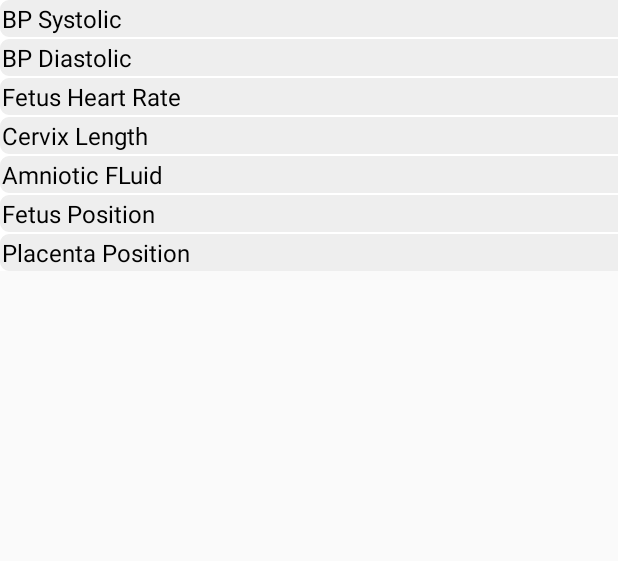
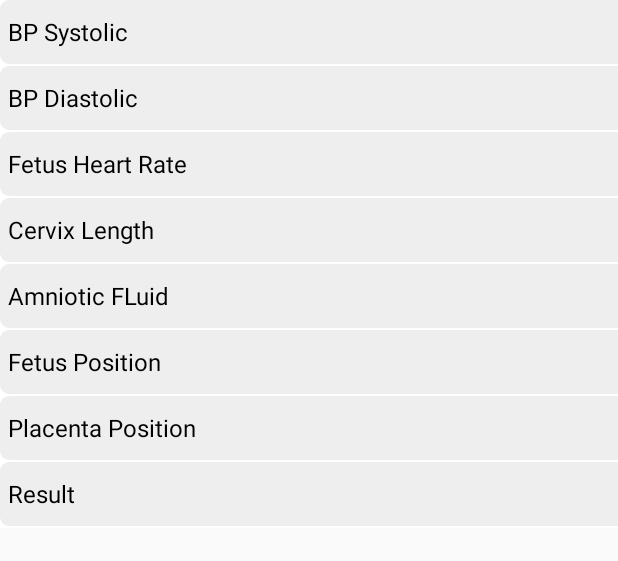
Before and after one commit to laborpredictor/LaborPredictor, an Android app: the layout activity_record_detail.xml on its own in the app's theme, with its tools: preview values and no code run, on a phone screen of 412 x 824 dp. Shown: the top 561 px of the screen. Run offline under Robolectric (Android 15) with nearby library versions, the phone set to English and light mode, and no system bars.

Commit message:
Add files via upload

```diff
--- a/app/src/main/res/layout/activity_record_detail.xml
+++ b/app/src/main/res/layout/activity_record_detail.xml
@@ -16,14 +16,14 @@
         android:layout_width="match_parent"
         android:layout_height="wrap_content">
         <TextView
-            android:layout_gravity="center_vertical"
+            android:gravity="center_vertical"
             android:textColor="#000"
-            android:text="Name"
+            android:text=" Name"
             android:layout_weight="1"
             android:layout_width="0dp"
             android:layout_height="wrap_content" />
         <TextView
-            android:layout_gravity="center_vertical"
+            android:gravity="center_vertical"
             android:textColor="#000"
             android:id="@+id/name"
             android:layout_weight="2"
@@ -39,20 +39,20 @@
         android:layout_height="wrap_content">
         <TextView
             android:textSize="16dp"
-            android:layout_gravity="center_vertical"
+            android:gravity="center_vertical"
             android:textColor="#000"
-            android:text="BP Systolic"
+            android:text=" BP Systolic"
             android:layout_weight="1"
             android:layout_width="0dp"
-            android:layout_height="wrap_content" />
+            android:layout_height="40dp" />
         <TextView
             android:textSize="16dp"
-            android:layout_gravity="center_vertical"
+            android:gravity="center_vertical"
             android:textColor="#000"
             android:id="@+id/bps"
             android:layout_weight="2"
             android:layout_width="0dp"
-            android:layout_height="wrap_content" />
+            android:layout_height="40dp" />
     </LinearLayout>
 
     <Space
@@ -67,20 +67,20 @@
         android:layout_height="wrap_content">
         <TextView
             android:textSize="16dp"
-            android:layout_gravity="center_vertical"
+            android:gravity="center_vertical"
             android:textColor="#000"
-            android:text="BP Diastolic"
+            android:text=" BP Diastolic"
             android:layout_weight="1"
             android:layout_width="0dp"
-            android:layout_height="wrap_content" />
+            android:layout_height="40dp" />
         <TextView
             android:textSize="16dp"
-            android:layout_gravity="center_vertical"
+            android:gravity="center_vertical"
             android:textColor="#000"
             android:id="@+id/bpd"
             android:layout_weight="2"
             android:layout_width="0dp"
-            android:layout_height="wrap_content" />
+            android:layout_height="40dp" />
     </LinearLayout>
 
     <Space
@@ -95,20 +95,20 @@
         android:layout_height="wrap_content">
         <TextView
             android:textSize="16dp"
-            android:layout_gravity="center_vertical"
+            android:gravity="center_vertical"
             android:textColor="#000"
-            android:text="Fetus Heart Rate"
+            android:text=" Fetus Heart Rate"
             android:layout_weight="1"
             android:layout_width="0dp"
-            android:layout_height="wrap_content" />
+            android:layout_height="40dp" />
         <TextView
             android:textSize="16dp"
-            android:layout_gravity="center_vertical"
+            android:gravity="center_vertical"
             android:textColor="#000"
             android:id="@+id/fhr"
             android:layout_weight="2"
             android:layout_width="0dp"
-            android:layout_height="wrap_content" />
+            android:layout_height="40dp" />
     </LinearLayout>
 
     <Space
@@ -123,20 +123,20 @@
         android:layout_height="wrap_content">
         <TextView
             android:textSize="16dp"
-            android:layout_gravity="center_vertical"
+            android:gravity="center_vertical"
             android:textColor="#000"
-            android:text="Cervix Length"
+            android:text=" Cervix Length"
             android:layout_weight="1"
             android:layout_width="0dp"
-            android:layout_height="wrap_content" />
+            android:layout_height="40dp" />
         <TextView
             android:textSize="16dp"
-            android:layout_gravity="center_vertical"
+            android:gravity="center_vertical"
             android:textColor="#000"
             android:id="@+id/cl"
             android:layout_weight="2"
             android:layout_width="0dp"
-            android:layout_height="wrap_content" />
+            android:layout_height="40dp" />
     </LinearLayout>
 
     <Space
@@ -151,20 +151,20 @@
         android:layout_height="wrap_content">
         <TextView
             android:textSize="16dp"
-            android:layout_gravity="center_vertical"
+            android:gravity="center_vertical"
             android:textColor="#000"
-            android:text="Amniotic FLuid"
+            android:text=" Amniotic FLuid"
             android:layout_weight="1"
             android:layout_width="0dp"
-            android:layout_height="wrap_content" />
+            android:layout_height="40dp" />
         <TextView
             android:textSize="16dp"
-            android:layout_gravity="center_vertical"
+            android:gravity="center_vertical"
             android:textColor="#000"
             android:id="@+id/af"
             android:layout_weight="2"
             android:layout_width="0dp"
-            android:layout_height="wrap_content" />
+            android:layout_height="40dp" />
     </LinearLayout>
 
     <Space
@@ -179,20 +179,20 @@
         android:layout_height="wrap_content">
         <TextView
             android:textSize="16dp"
-            android:layout_gravity="center_vertical"
+            android:gravity="center_vertical"
             android:textColor="#000"
-            android:text="Fetus Position"
+            android:text=" Fetus Position"
             android:layout_weight="1"
             android:layout_width="0dp"
-            android:layout_height="wrap_content" />
+            android:layout_height="40dp" />
         <TextView
             android:textSize="16dp"
-            android:layout_gravity="center_vertical"
+            android:gravity="center_vertical"
             android:textColor="#000"
             android:id="@+id/fp"
             android:layout_weight="2"
             android:layout_width="0dp"
-            android:layout_height="wrap_content" />
+            android:layout_height="40dp" />
     </LinearLayout>
 
     <Space
@@ -207,19 +207,53 @@
         android:layout_height="wrap_content">
         <TextView
             android:textSize="16dp"
-            android:layout_gravity="center_vertical"
+            android:gravity="center_vertical"
             android:textColor="#000"
-            android:text="Placenta Position"
+            android:text=" Placenta Position"
             android:layout_weight="1"
             android:layout_width="0dp"
-            android:layout_height="wrap_content" />
+            android:layout_height="40dp" />
         <TextView
             android:textSize="16dp"
-            android:layout_gravity="center_vertical"
+            android:gravity="center_vertical"
             android:textColor="#000"
             android:id="@+id/pp"
             android:layout_weight="2"
             android:layout_width="0dp"
-            android:layout_height="wrap_content" />
+            android:layout_height="40dp" />
     </LinearLayout>
+
+    <Space
+        android:layout_width="match_parent"
+        android:layout_height="1dp" />
+
+    <LinearLayout
+        android:background="@drawable/border"
+        android:padding="1dp"
+        android:orientation="horizontal"
+        android:layout_width="match_parent"
+        android:layout_height="wrap_content">
+        <TextView
+            android:id="@+id/tvResTitle"
+            android:textSize="16dp"
+            android:gravity="center_vertical"
+            android:textColor="#000"
+            android:text=" Result"
+            android:layout_weight="1"
+            android:layout_width="0dp"
+            android:layout_height="40dp" />
+        <TextView
+            android:textSize="16dp"
+            android:gravity="center_vertical"
+            android:textColor="#000"
+            android:id="@+id/tvResult"
+            android:layout_weight="2"
+            android:layout_width="0dp"
+            android:layout_height="40dp" />
+    </LinearLayout>
+
+    <Space
+        android:layout_width="match_parent"
+        android:layout_height="1dp" />
+
 </LinearLayout>
```
Also changed, not shown: app/src/main/res/layout/activity_about.xml (added, +22 -0 lines), app/src/main/res/layout/activity_main.xml (+8 -1 lines), app/src/main/res/layout/activity_result.xml (added, +50 -0 lines), app/src/main/res/layout/activity_userguide.xml (added, +22 -0 lines), app/src/main/res/layout/mylistitem.xml (added, +10 -0 lines), app/src/main/res/layout/activity_predict.xml (line endings or trailing spaces), app/src/main/res/layout/activity_splash.xml (line endings or trailing spaces), app/src/main/res/layout/activity_view_records.xml (line endings or trailing spaces), app/src/main/res/layout/custom_toast.xml (line endings or trailing spaces).
